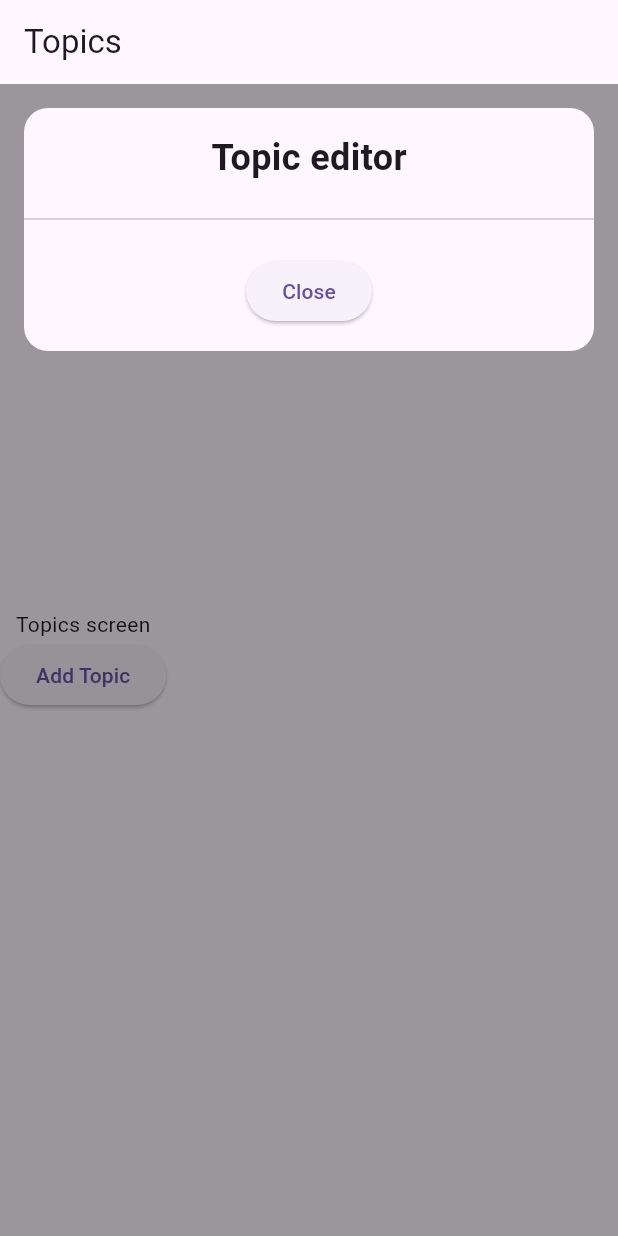
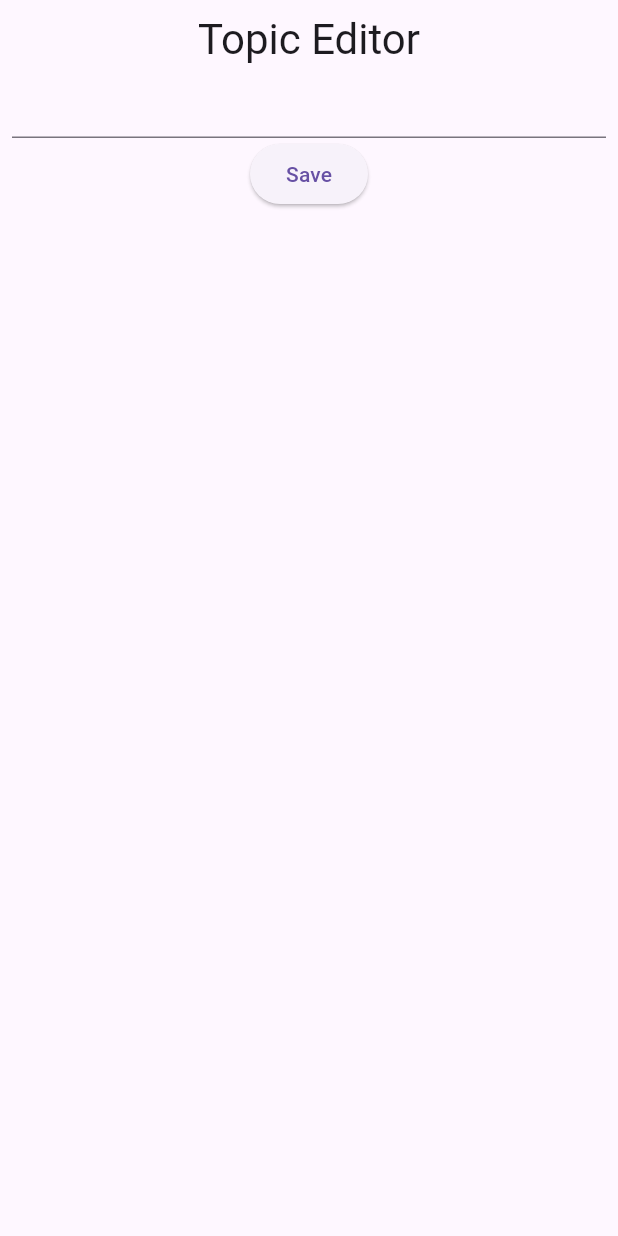
Before and after one commit to mitjaimmonen/bitti, a Flutter app: the TopicsScreen screen opened by its route, after a tap on "Add Topic", on a phone screen of 412 x 824 dp. Run offline on Flutter 3.47's test engine with Material 3 defaults, Android fonts, the phone set to English and light mode, and no system bars; our stand-ins replace bloc, either_dart, flutter_bloc, get_it, go_router; missing offline and left inert: two_dimensional_scrollables; generated files the repository leaves out were written again; statements that could not run were skipped.

Commit message:
feat: dialog page topic editor

```diff
--- a/lib/application/configuration/router.dart
+++ b/lib/application/configuration/router.dart
@@ -4,6 +4,8 @@ import 'package:bitti/application/screens/main_screen/main_screen_notes_shell.da
 import 'package:bitti/application/screens/main_screen/main_screen_settings_shell.dart';
 import 'package:bitti/application/screens/main_screen/main_screen_stats_shell.dart';
 import 'package:bitti/application/screens/topics_screen/topics_screen.dart';
+import 'package:bitti/application/screens/topics_screen/widgets/topic_editor_dialog.dart';
+import 'package:bitti/application/widgets/dialog_page.dart';
 import 'package:bitti/domain/entities/general/screen_config_entity.dart';
 import 'package:flutter/material.dart';
 import 'package:go_router/go_router.dart';
@@ -74,5 +76,14 @@ final router = GoRouter(
       name: TopicsScreen.config.title,
       builder: (context, state) => const TopicsScreen(),
     ),
+    GoRoute(
+      path: TopicEditorDialog.config.routePath,
+      name: TopicEditorDialog.config.title,
+      pageBuilder: (context, state) {
+        return DialogPage(
+          builder: (context) => const TopicEditorDialog(),
+        );
+      },
+    ),
   ],
 );
--- a/lib/application/screens/topics_screen/bloc_topics/topics_bloc.dart
+++ b/lib/application/screens/topics_screen/bloc_topics/topics_bloc.dart
@@ -6,9 +6,5 @@ part 'topics_event.dart';
 part 'topics_state.dart';
 
 class TopicsBloc extends Bloc<TopicsEvent, TopicsState> {
-  TopicsBloc() : super(TopicsInitial()) {
-    on<CreateNewTopicEvent>((event, emit) {
-      emit(TopicsEditingTopic(topic: null));
-    });
-  }
+  TopicsBloc() : super(TopicsInitial()) {}
 }
--- a/lib/application/screens/topics_screen/bloc_topics/topics_event.dart
+++ b/lib/application/screens/topics_screen/bloc_topics/topics_event.dart
@@ -2,10 +2,6 @@ part of 'topics_bloc.dart';
 
 @immutable
 sealed class TopicsEvent {}
-
-class CreateNewTopicEvent extends TopicsEvent {
-  CreateNewTopicEvent();
-}
 
 class ReorderTopicEvent extends TopicsEvent {
   final int oldIndex;
--- a/lib/application/screens/topics_screen/topics_screen.dart
+++ b/lib/application/screens/topics_screen/topics_screen.dart
@@ -1,9 +1,10 @@
 import 'package:bitti/application/screens/topics_screen/bloc_topics/topics_bloc.dart';
-import 'package:bitti/application/screens/topics_screen/widgets/topic_editor_modal.dart';
+import 'package:bitti/application/screens/topics_screen/widgets/topic_editor_dialog.dart';
 import 'package:bitti/domain/entities/general/screen_config_entity.dart';
 import 'package:flutter/material.dart';
 import 'package:flutter_bloc/flutter_bloc.dart';
 import 'package:get_it/get_it.dart';
+import 'package:go_router/go_router.dart';
 
 class TopicsScreen extends StatelessWidget {
   const TopicsScreen({super.key});
@@ -23,29 +24,20 @@ class TopicsScreen extends StatelessWidget {
         ),
         body: BlocBuilder<TopicsBloc, TopicsState>(
           builder: (context, state) {
-            return Stack(
-              children: [
-                Column(
+            return Center(
+              child: Column(
                 mainAxisSize: MainAxisSize.max,
                 mainAxisAlignment: MainAxisAlignment.center,
                 children: [
                   const Text('Topics screen'),
                   ElevatedButton(
                     onPressed: () {
-                        final bloc = context.read<TopicsBloc>();
-                        bloc.add(CreateNewTopicEvent());
+                      context.push(TopicEditorDialog.config.routePath);
                     },
                     child: const Text('Add Topic'),
                   )
                 ],
               ),
-                if (state is TopicsEditingTopic)
-                  TopicEditorModal(
-                    onDismiss: () {},
-                    onTopicEntryDeleted: () {},
-                    onTopicEntryUpdated: (topicEntry) {},
-                  ),
-              ],
             );
           },
         ),
--- /dev/null
+++ b/lib/application/screens/topics_screen/widgets/topic_editor_dialog.dart
@@ -0,0 +1,51 @@
+import 'package:bitti/domain/entities/general/screen_config_entity.dart';
+import 'package:bitti/domain/entities/general/topic_entities/topic_entry_entity.dart';
+import 'package:flutter/material.dart';
+import 'package:go_router/go_router.dart';
+
+class TopicDialogReturnData {
+  final TopicEntryEntity? topicEntry;
+  final bool delete;
+
+  const TopicDialogReturnData({
+    this.topicEntry,
+    this.delete = false,
+  });
+}
+
+class TopicEditorDialog extends StatelessWidget {
+  final TopicEntryEntity? topicEntry;
+
+  static const config = ScreenDialogConfigEntity(
+    title: 'Topic Editor',
+    routePath: '/topic-editor',
+  );
+
+  const TopicEditorDialog({
+    super.key,
+    this.topicEntry,
+  });
+
+  @override
+  Widget build(BuildContext context) {
+    return Dialog.fullscreen(
+      backgroundColor: Theme.of(context).scaffoldBackgroundColor,
+      child: Padding(
+        padding: const EdgeInsets.all(8.0),
+        child: Column(
+          children: [
+            Text(config.title,
+                style: Theme.of(context).textTheme.headlineMedium),
+            TextField(),
+            ElevatedButton(
+              onPressed: () {
+                context.pop(const TopicDialogReturnData(delete: true));
+              },
+              child: const Text('Save'),
+            ),
+          ],
+        ),
+      ),
+    );
+  }
+}
--- a/lib/application/screens/topics_screen/widgets/topic_editor_modal.dart
+++ /dev/null
@@ -1,57 +0,0 @@
-import 'package:bitti/domain/entities/general/topic_entities/topic_entry_entity.dart';
-import 'package:flutter/material.dart';
-
-class TopicEditorModal extends StatelessWidget {
-  final TopicEntryEntity? topicEntry;
-  final Function(TopicEntryEntity) onTopicEntryUpdated;
-  final Function() onTopicEntryDeleted;
-  final Function() onDismiss;
-
-  const TopicEditorModal({
-    super.key,
-    required this.onTopicEntryUpdated,
-    required this.onTopicEntryDeleted,
-    required this.onDismiss,
-    this.topicEntry,
-  });
-
-  @override
-  Widget build(BuildContext context) {
-    return Stack(
-      children: [
-        Container(
-          color: Theme.of(context).shadowColor.withAlpha(100),
-        ),
-        Padding(
-            padding: const EdgeInsets.all(16.0),
-            child: Container(
-              decoration: BoxDecoration(
-                color: Theme.of(context).scaffoldBackgroundColor,
-                borderRadius: BorderRadius.circular(16.0),
-              ),
-              child: Column(
-                mainAxisSize: MainAxisSize.min,
-                children: [
-                  const SizedBox(height: 16.0),
-                  const Text(
-                    'Topic editor',
-                    style: TextStyle(
-                      fontSize: 24.0,
-                      fontWeight: FontWeight.bold,
-                    ),
-                  ),
-                  const SizedBox(height: 16.0),
-                  const Divider(),
-                  const SizedBox(height: 16.0),
-                  ElevatedButton(
-                    onPressed: () {},
-                    child: const Text('Close'),
-                  ),
-                  const SizedBox(height: 16.0),
-                ],
-              ),
-            )),
-      ],
-    );
-  }
-}
--- a/lib/domain/entities/general/screen_config_entity.dart
+++ b/lib/domain/entities/general/screen_config_entity.dart
@@ -20,3 +20,10 @@ class ScreenShellConfigEntity extends ScreenConfigEntity {
     required this.icon,
   });
 }
+
+class ScreenDialogConfigEntity extends ScreenConfigEntity {
+  const ScreenDialogConfigEntity({
+    required super.title,
+    required super.routePath,
+  });
+}
```
Also changed, not shown: lib/application/widgets/dialog_page.dart (added, +42 -0 lines). Lines whose indentation alone changed are shown as unchanged.
